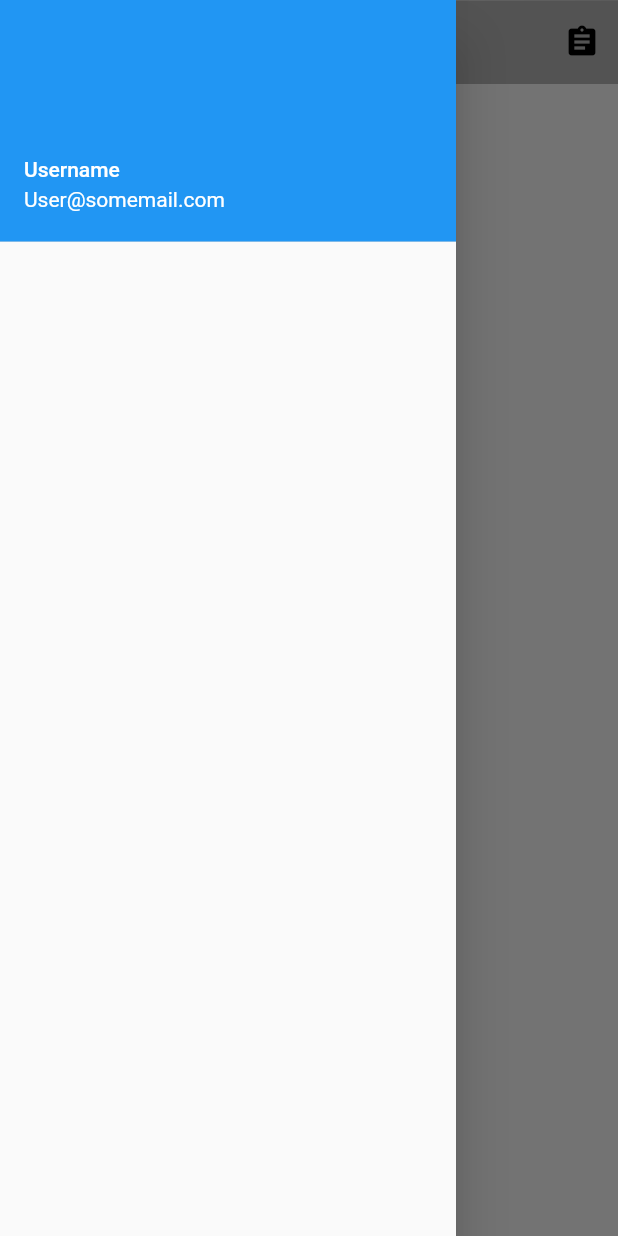
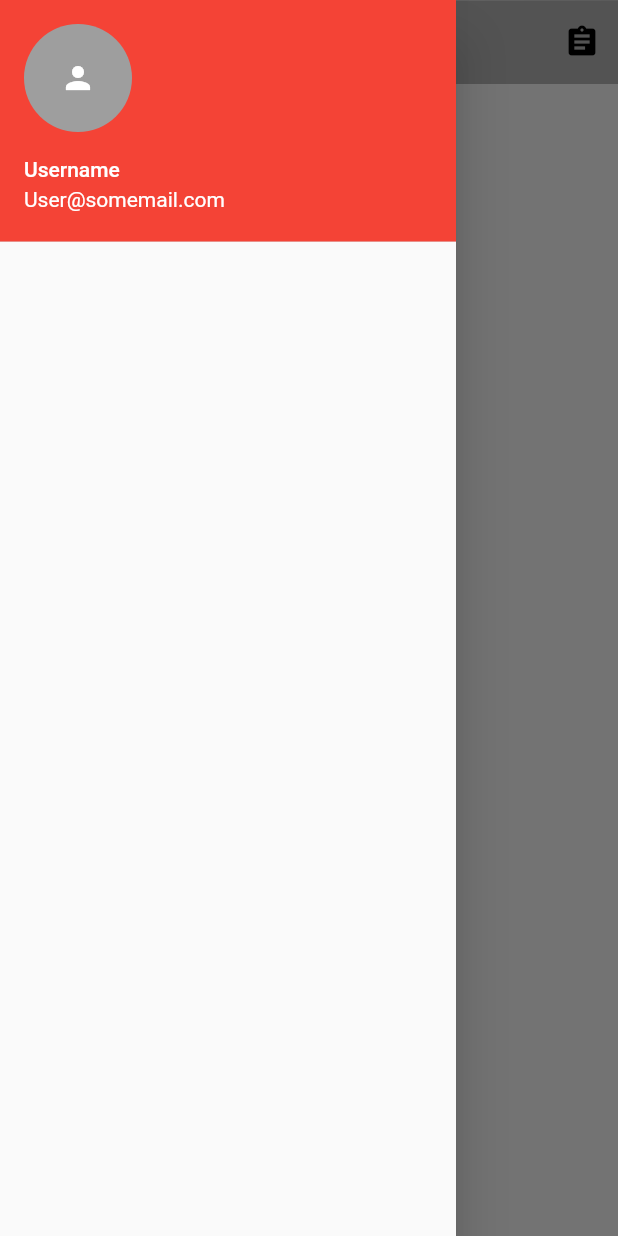
Before and after one commit to Darkmatter89/instantcatalogue, a Flutter app: the screen it shows after launch, with the side drawer open, on a phone screen of 412 x 824 dp. Run offline on Flutter 3.47's test engine with Material 2 defaults, Android fonts, the phone set to English and light mode, and no system bars.

Commit message:
Added: + Circle avatar + Person icon + changed colour background to red

```diff
--- a/lib/main.dart
+++ b/lib/main.dart
@@ -1,4 +1,8 @@
 import 'package:flutter/material.dart';
+
+//==========================================================================================================
+// MAIN MENU SCREEN
+//==========================================================================================================
 
 void main(){
   runApp(MaterialApp(
@@ -32,7 +36,7 @@ class _HomePageState extends State<HomePage> {
       ),
 
 //==========================================================================================================
-// Slide-in Drawer: Containing options and feature of app, account, notifications, settings etc.
+// Slide-in Drawer: Containing options and features of app, account, notifications, settings etc.
 //==========================================================================================================
 
       drawer: new Drawer(
@@ -42,7 +46,14 @@ class _HomePageState extends State<HomePage> {
 // Header of app drawer
             new UserAccountsDrawerHeader(
                 accountName: Text("Username"),
-                accountEmail: Text("User@somemail.com")
+                accountEmail: Text("User@somemail.com"),
+                currentAccountPicture: GestureDetector(
+                  child: new CircleAvatar(
+                    backgroundColor: Colors.grey,
+                    child: Icon(Icons.person, color: Colors.white,),
+                  ),
+                ),
+              decoration: new BoxDecoration(color: Colors.red),
             ),
           ],
         ),
```
